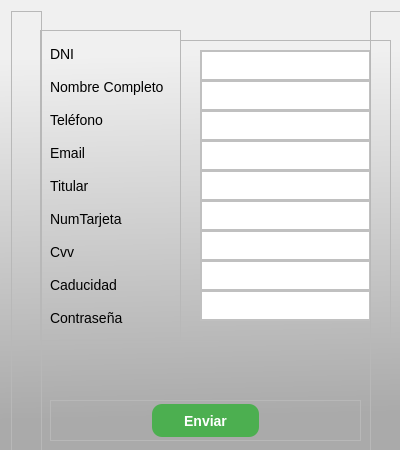
First picture: the form in src/vista/ui/RegistroCliP.ui, repository eperec03/museo, before the edit.
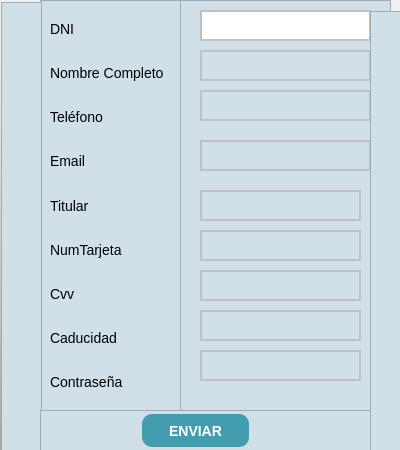
Second picture: the form after the edit. Icons and pictures are not drawn.

```diff
--- a/src/vista/ui/RegistroCliP.ui
+++ b/src/vista/ui/RegistroCliP.ui
@@ -27,6 +27,7 @@
   </property>
   <property name="styleSheet">
    <string notr="true">#MainWindow {
+	background-color: rgb(208, 223, 232);
  background: qlineargradient(spread:pad, x1:0.498, y1:0.9265, x2:0.482587, y2:0.119, stop:0 rgb(170, 170, 170), stop:1 rgb(240, 240, 240));
 }
 
@@ -71,11 +72,14 @@
     <property name="geometry">
      <rect>
       <x>40</x>
-      <y>30</y>
+      <y>0</y>
       <width>141</width>
-      <height>311</height>
+      <height>411</height>
      </rect>
     </property>
+    <property name="styleSheet">
+     <string notr="true">background-color: rgb(208, 223, 232);</string>
+    </property>
     <property name="frameShape">
      <enum>QFrame::StyledPanel</enum>
     </property>
@@ -154,12 +158,15 @@
    <widget class="QFrame" name="frame_2">
     <property name="geometry">
      <rect>
-      <x>11</x>
-      <y>11</y>
-      <width>31</width>
-      <height>442</height>
+      <x>1</x>
+      <y>2</y>
+      <width>41</width>
+      <height>451</height>
      </rect>
     </property>
+    <property name="styleSheet">
+     <string notr="true">background-color: rgb(208, 223, 232);</string>
+    </property>
     <property name="frameShape">
      <enum>QFrame::StyledPanel</enum>
     </property>
@@ -171,11 +178,14 @@
     <property name="geometry">
      <rect>
       <x>180</x>
-      <y>40</y>
+      <y>0</y>
       <width>211</width>
-      <height>301</height>
+      <height>411</height>
      </rect>
     </property>
+    <property name="styleSheet">
+     <string notr="true">background-color: rgb(208, 223, 232);</string>
+    </property>
     <property name="frameShape">
      <enum>QFrame::StyledPanel</enum>
     </property>
@@ -186,7 +196,7 @@
      <property name="geometry">
       <rect>
        <x>20</x>
-       <y>40</y>
+       <y>50</y>
        <width>171</width>
        <height>31</height>
       </rect>
@@ -199,7 +209,7 @@
      <property name="geometry">
       <rect>
        <x>20</x>
-       <y>70</y>
+       <y>90</y>
        <width>171</width>
        <height>31</height>
       </rect>
@@ -212,8 +222,8 @@
      <property name="geometry">
       <rect>
        <x>20</x>
-       <y>130</y>
-       <width>171</width>
+       <y>190</y>
+       <width>161</width>
        <height>31</height>
       </rect>
      </property>
@@ -225,8 +235,8 @@
      <property name="geometry">
       <rect>
        <x>20</x>
-       <y>160</y>
-       <width>171</width>
+       <y>230</y>
+       <width>161</width>
        <height>31</height>
       </rect>
      </property>
@@ -238,8 +248,8 @@
      <property name="geometry">
       <rect>
        <x>20</x>
-       <y>190</y>
-       <width>171</width>
+       <y>270</y>
+       <width>161</width>
        <height>31</height>
       </rect>
      </property>
@@ -251,8 +261,8 @@
      <property name="geometry">
       <rect>
        <x>20</x>
-       <y>220</y>
-       <width>171</width>
+       <y>310</y>
+       <width>161</width>
        <height>31</height>
       </rect>
      </property>
@@ -269,6 +279,9 @@
        <height>31</height>
       </rect>
      </property>
+     <property name="styleSheet">
+      <string notr="true">background-color: rgb(255, 255, 255);</string>
+     </property>
      <property name="text">
       <string/>
      </property>
@@ -277,7 +290,7 @@
      <property name="geometry">
       <rect>
        <x>20</x>
-       <y>100</y>
+       <y>140</y>
        <width>171</width>
        <height>31</height>
       </rect>
@@ -290,8 +303,8 @@
      <property name="geometry">
       <rect>
        <x>20</x>
-       <y>250</y>
-       <width>171</width>
+       <y>350</y>
+       <width>161</width>
        <height>31</height>
       </rect>
      </property>
@@ -309,6 +322,9 @@
       <height>442</height>
      </rect>
     </property>
+    <property name="styleSheet">
+     <string notr="true">background-color: rgb(208, 223, 232);</string>
+    </property>
     <property name="frameShape">
      <enum>QFrame::StyledPanel</enum>
     </property>
@@ -319,12 +335,15 @@
    <widget class="QFrame" name="frame_5">
     <property name="geometry">
      <rect>
-      <x>50</x>
-      <y>400</y>
-      <width>311</width>
+      <x>40</x>
+      <y>410</y>
+      <width>331</width>
       <height>41</height>
      </rect>
     </property>
+    <property name="styleSheet">
+     <string notr="true">background-color: rgb(208, 223, 232);</string>
+    </property>
     <property name="frameShape">
      <enum>QFrame::StyledPanel</enum>
     </property>
@@ -355,9 +374,9 @@
         <colorrole role="Button">
          <brush brushstyle="SolidPattern">
           <color alpha="255">
-           <red>76</red>
-           <green>175</green>
-           <blue>80</blue>
+           <red>67</red>
+           <green>157</green>
+           <blue>175</blue>
           </color>
          </brush>
         </colorrole>
@@ -382,18 +401,18 @@
         <colorrole role="Base">
          <brush brushstyle="SolidPattern">
           <color alpha="255">
-           <red>76</red>
-           <green>175</green>
-           <blue>80</blue>
+           <red>67</red>
+           <green>157</green>
+           <blue>175</blue>
           </color>
          </brush>
         </colorrole>
         <colorrole role="Window">
          <brush brushstyle="SolidPattern">
           <color alpha="255">
-           <red>76</red>
-           <green>175</green>
-           <blue>80</blue>
+           <red>67</red>
+           <green>157</green>
+           <blue>175</blue>
           </color>
          </brush>
         </colorrole>
@@ -420,9 +439,9 @@
         <colorrole role="Button">
          <brush brushstyle="SolidPattern">
           <color alpha="255">
-           <red>76</red>
-           <green>175</green>
-           <blue>80</blue>
+           <red>67</red>
+           <green>157</green>
+           <blue>175</blue>
           </color>
          </brush>
         </colorrole>
@@ -447,18 +466,18 @@
         <colorrole role="Base">
          <brush brushstyle="SolidPattern">
           <color alpha="255">
-           <red>76</red>
-           <green>175</green>
-           <blue>80</blue>
+           <red>67</red>
+           <green>157</green>
+           <blue>175</blue>
           </color>
          </brush>
         </colorrole>
         <colorrole role="Window">
          <brush brushstyle="SolidPattern">
           <color alpha="255">
-           <red>76</red>
-           <green>175</green>
-           <blue>80</blue>
+           <red>67</red>
+           <green>157</green>
+           <blue>175</blue>
           </color>
          </brush>
         </colorrole>
@@ -485,9 +504,9 @@
         <colorrole role="Button">
          <brush brushstyle="SolidPattern">
           <color alpha="255">
-           <red>76</red>
-           <green>175</green>
-           <blue>80</blue>
+           <red>67</red>
+           <green>157</green>
+           <blue>175</blue>
           </color>
          </brush>
         </colorrole>
@@ -512,18 +531,18 @@
         <colorrole role="Base">
          <brush brushstyle="SolidPattern">
           <color alpha="255">
-           <red>76</red>
-           <green>175</green>
-           <blue>80</blue>
+           <red>67</red>
+           <green>157</green>
+           <blue>175</blue>
           </color>
          </brush>
         </colorrole>
         <colorrole role="Window">
          <brush brushstyle="SolidPattern">
           <color alpha="255">
-           <red>76</red>
-           <green>175</green>
-           <blue>80</blue>
+           <red>67</red>
+           <green>157</green>
+           <blue>175</blue>
           </color>
          </brush>
         </colorrole>
@@ -542,7 +561,7 @@
      <property name="font">
       <font>
        <family>MS Sans Serif</family>
-       <pointsize>-1</pointsize>
+       <pointsize>1</pointsize>
        <weight>75</weight>
        <bold>true</bold>
        <underline>false</underline>
@@ -558,12 +577,18 @@
      <property name="tabletTracking">
       <bool>true</bool>
      </property>
+     <property name="styleSheet">
+      <string notr="true">background-color: rgb(67, 157, 175);</string>
+     </property>
      <property name="text">
-      <string>Enviar</string>
+      <string>ENVIAR</string>
      </property>
      <property name="checkable">
       <bool>false</bool>
      </property>
+     <property name="flat">
+      <bool>false</bool>
+     </property>
     </widget>
    </widget>
   </widget>
```
